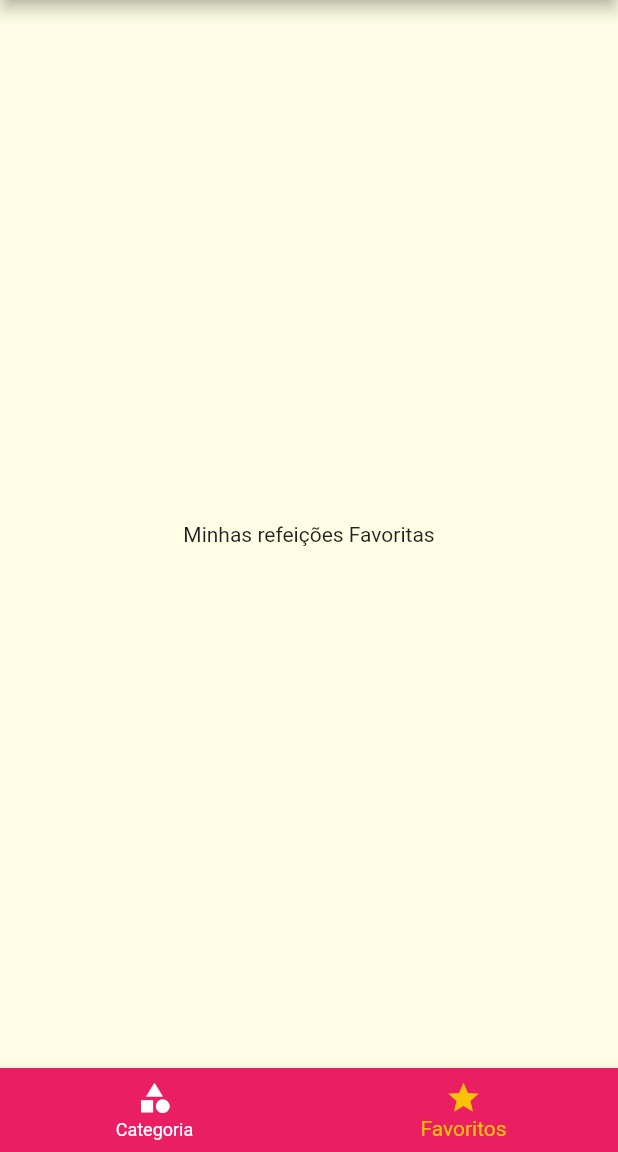
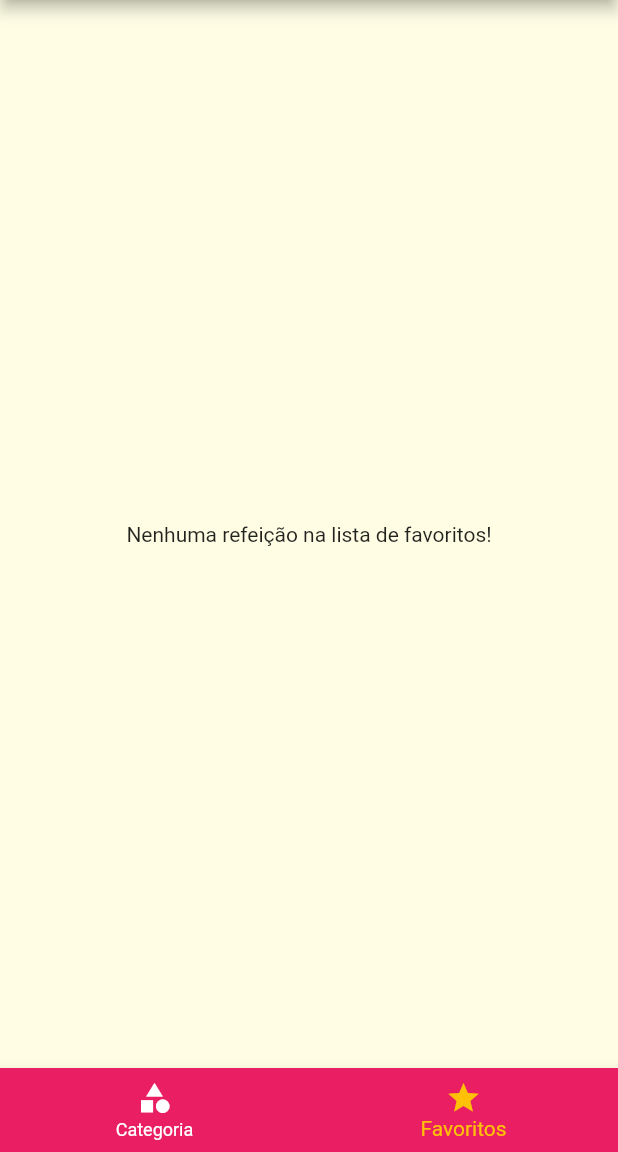
Before and after one commit to tiagosmweb/meals, a Flutter app: the screen it shows after launch, item 2 of the bottom bar chosen, on a phone screen of 412 x 824 dp, the part 84-1236 px from its top. Run offline on Flutter 3.47's test engine with Material 2 defaults, Android fonts, the phone set to English and light mode, and no system bars.

Commit message:
add marcacao de favorito

```diff
--- a/lib/main.dart
+++ b/lib/main.dart
@@ -19,6 +19,7 @@ class MyApp extends StatefulWidget {
 class _MyAppState extends State<MyApp> {
   Filters filters = Filters();
   List<Meal> _availableMeals = DUMMY_MEALS;
+  List<Meal> _favoriteMeals = [];
 
   void _filterMeals(Filters filters) {
     setState(() {
@@ -35,6 +36,18 @@ class _MyAppState extends State<MyApp> {
             !filterVegetarian;
       }).toList();
     });
+  }
+
+  void _toggleFavorite(Meal meal) {
+    setState(() {
+      _favoriteMeals.contains(meal)
+          ? _favoriteMeals.remove(meal)
+          : _favoriteMeals.add(meal);
+    });
+  }
+
+  bool isFavorite(Meal meal) {
+    return _favoriteMeals.contains(meal);
   }
 
   @override
@@ -55,10 +68,11 @@ class _MyAppState extends State<MyApp> {
       ),
       // home: CategorieScreen(),
       routes: {
-        AppRoutes.HOME: (ctx) => TabsScreen(),
+        AppRoutes.HOME: (ctx) => TabsScreen(_favoriteMeals),
         AppRoutes.CATEGORIES_MEALS: (ctx) =>
             CategoriesMealsScreen(_availableMeals),
-        AppRoutes.MEAL_DETAILS: (ctx) => MealDetailsScreen(),
+        AppRoutes.MEAL_DETAILS: (ctx) =>
+            MealDetailsScreen(_toggleFavorite, isFavorite),
         AppRoutes.FILTERS: (ctx) => FiltersScreen(filters, _filterMeals),
       },
       onUnknownRoute: (settings) {
--- a/lib/screens/favorite.dart
+++ b/lib/screens/favorite.dart
@@ -1,10 +1,24 @@
 import 'package:flutter/material.dart';
+import '../models/meal.dart';
+import '../components/meal_item.dart';
 
 class FavoriteScreen extends StatelessWidget {
+  List<Meal> favoriteMeals;
+  FavoriteScreen(this.favoriteMeals);
+
   @override
   Widget build(BuildContext context) {
-    return Center(
-      child: const Text('Minhas refeições Favoritas'),
-    );
+    if (favoriteMeals.isEmpty) {
+      return Center(
+        child: const Text('Nenhuma refeição na lista de favoritos!'),
+      );
+    } else {
+      return ListView.builder(
+        itemCount: favoriteMeals.length,
+        itemBuilder: (ctx, index) {
+          return MealItem(favoriteMeals[index]);
+        },
+      );
+    }
   }
 }
--- a/lib/screens/tabs.dart
+++ b/lib/screens/tabs.dart
@@ -1,10 +1,15 @@
 import 'package:flutter/material.dart';
 import 'package:meals/screens/favorite.dart';
 import 'categories.dart';
+import '../components/main_drawer.dart';
+import '../models/meal.dart';
 import 'categories_meals.dart';
-import '../components/main_drawer.dart';
 
 class TabsScreen extends StatefulWidget {
+  List<Meal> favoriteMeals;
+
+  TabsScreen(this.favoriteMeals);
+
   @override
   State<TabsScreen> createState() => _TabsScreenState();
 }
@@ -17,10 +22,16 @@ class _TabsScreenState extends State<TabsScreen> {
     'Meus Favoritos',
   ];
 
-  final List<Widget> _screens = [
-    CategorieScreen(),
-    FavoriteScreen(),
-  ];
+  late List<Widget> _screens = [];
+
+  @override
+  void initState() {
+    super.initState();
+    _screens = [
+      CategorieScreen(),
+      FavoriteScreen(widget.favoriteMeals),
+    ];
+  }
 
   _selectedScreen(int index) {
     setState(() {
```
Also changed, not shown: lib/screens/meal_details.dart (+11 -0 lines).
